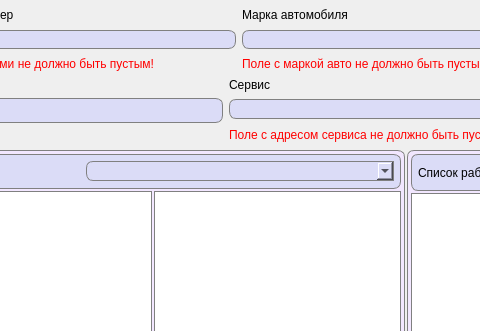
Above: AddOrder.ui from FediiBohdan/TechService before the change; both pictures show x 760 to 1240 and y 0 to 331 of the 1431 by 730 pixel window. Below: the same form after it.
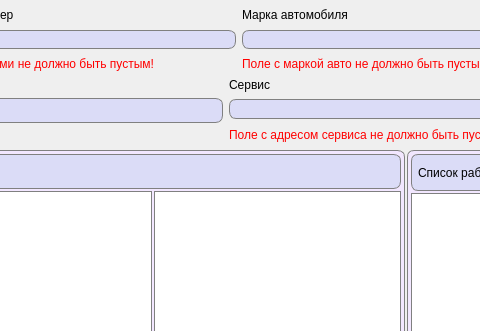
That is the form after the change. Icons and pictures are not drawn.

Commit message: Changing employees list correspondingly to selected service

```diff
--- a/AddOrder.ui
+++ b/AddOrder.ui
@@ -1183,30 +1183,6 @@
              </property>
             </widget>
            </item>
-           <item row="0" column="2">
-            <widget class="QComboBox" name="employeesByServiceComboBox">
-             <property name="minimumSize">
-              <size>
-               <width>308</width>
-               <height>20</height>
-              </size>
-             </property>
-             <property name="font">
-              <font>
-               <pointsize>10</pointsize>
-              </font>
-             </property>
-             <property name="styleSheet">
-              <string notr="true">QComboBox {
-	border: 1px solid gray;
-    border-top-left-radius: 7px;
-	border-bottom-left-radius: 7px;
-    background-color: #dbdcf7;
-	padding-left: 6px;
-}</string>
-             </property>
-            </widget>
-           </item>
           </layout>
          </widget>
         </item>
```
Left out of the diff: 1 changed line with no effect on the pictures. The commit also changes 5 other files.
